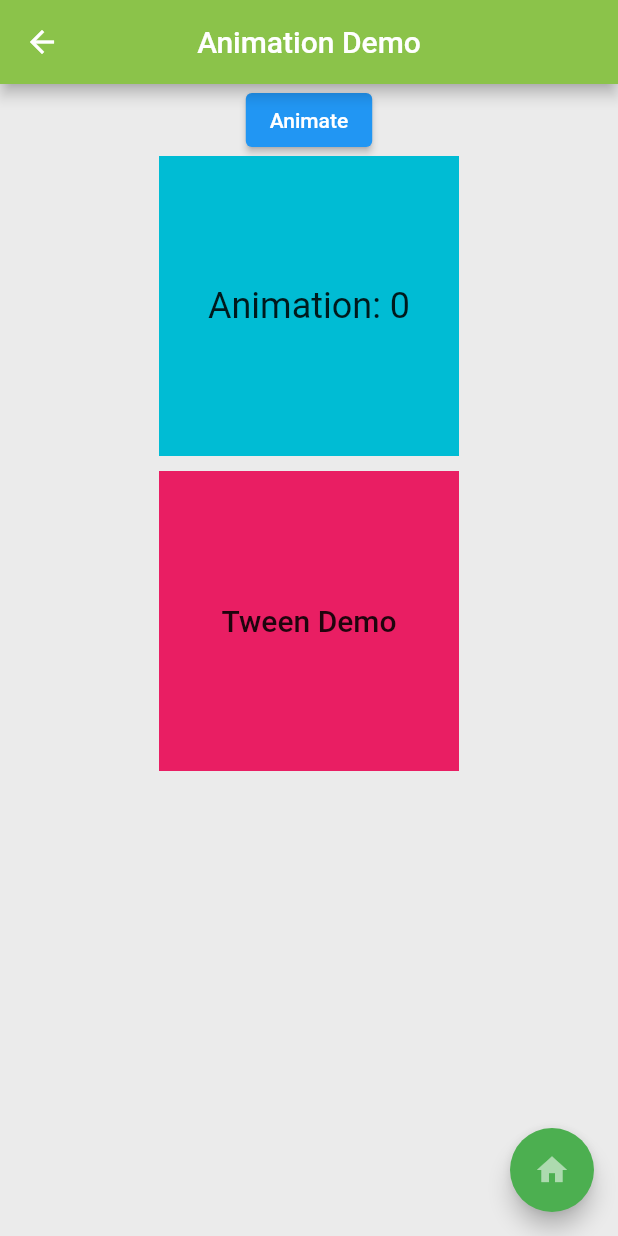
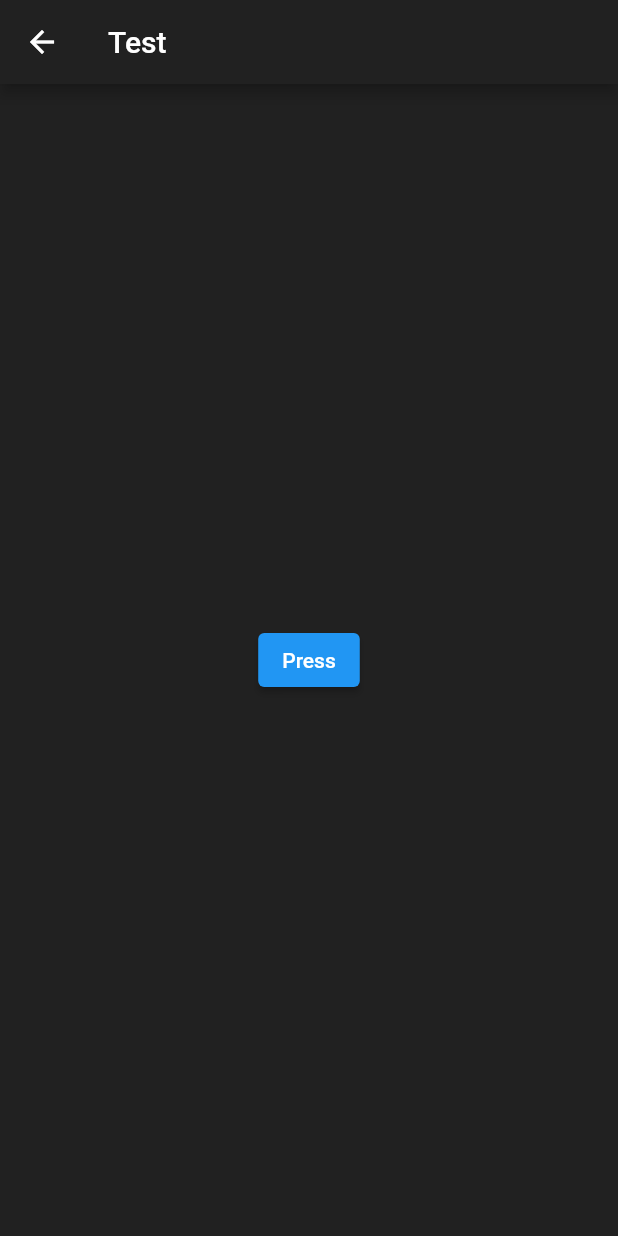
Before and after one commit to simplynormal/flutter_bullshitery, a Flutter app: the screen it shows after launch, on a phone screen of 412 x 824 dp. Run offline on Flutter 3.47's test engine with Material 2 defaults, Android fonts, the phone set to English and light mode, and no system bars; our stand-ins replace dio, flutter_login, qr_flutter; missing offline and left inert: barcode_scan_fix.

Commit message:
test and getHttp added

```diff
--- a/lib/main.dart
+++ b/lib/main.dart
@@ -4,16 +4,18 @@ import 'package:flutter_app/qrcode.dart';
 import 'body.dart';
 import 'login.dart';
 import 'animation.dart';
+import 'test.dart';
 
 void main() => runApp(
       MaterialApp(
         debugShowCheckedModeBanner: false,
-        initialRoute: '/animation',
+        initialRoute: '/test',
         routes: {
           '/': (context) => Container(color: Colors.grey[400], child: SafeArea(child: Home())),
           '/login': (context) => Container(color: Colors.grey[400], child: SafeArea(child: LoginScreen())),
           '/qr': (context) => Container(color: Colors.grey[400], child: SafeArea(child: QRCode())),
           '/animation': (context) => Container(color: Colors.grey[400], child: SafeArea(child: MyAnimation())),
+          '/test': (context) => Container(color: Colors.grey[400], child: SafeArea(child: MyTest())),
         },
         theme: ThemeData(
             primaryColor: Colors.grey[900],
@@ -141,7 +143,7 @@ class _HomeState extends State<Home> {
               ),
               ListTile(
                 title: Text(
-                  'Item 3',
+                  'Test',
                   style: TextStyle(color: Colors.grey[400]),
                 ),
                 leading: Icon(
@@ -152,7 +154,7 @@ class _HomeState extends State<Home> {
                   // Update the state of the app
                   // ...
                   // Then close the drawer
-                  Navigator.pop(context);
+                  Navigator.pushNamed(context, '/test');
                 },
               ),
               Ink(
--- /dev/null
+++ b/lib/test.dart
@@ -0,0 +1,40 @@
+import 'package:flutter/cupertino.dart';
+import 'package:flutter/material.dart';
+import 'package:dio/dio.dart';
+
+class MyTest extends StatelessWidget {
+  Future getHttp() async {
+    Response response;
+    var formData = FormData.fromMap({
+      'email': 'thien.huynh21@hcmut.edu.vn',
+      'password': 'Ohyeahbaby123'
+    });
+    response = await Dio().post("http://103.92.30.200:2100/login",data:formData);
+    if(response.statusCode==200)
+    {
+      print(response.data);
+      print(response.data);
+    }
+    else
+    {
+      print(response.statusCode);
+    }
+  }
+
+  @override
+  Widget build(BuildContext context) {
+    return Scaffold(
+      appBar: AppBar(
+        title: Text('Test'),
+      ),
+      body: Center(
+        child: ElevatedButton(
+          onPressed: () {
+            getHttp();
+          },
+          child: Text('Press'),
+        ),
+      ),
+    );
+  }
+}
--- a/pubspec.yaml
+++ b/pubspec.yaml
@@ -35,6 +35,7 @@ dev_dependencies:
   flutter_login: ^1.0.15
   barcode_scan_fix: ^1.0.2
   qr_flutter: ^4.0.0
+  dio: ^4.0.0
 
 # For information on the generic Dart part of this file, see the
 # following page: https://dart.dev/tools/pub/pubspec
```
Also changed, not shown: pubspec.lock, 1 other file.
